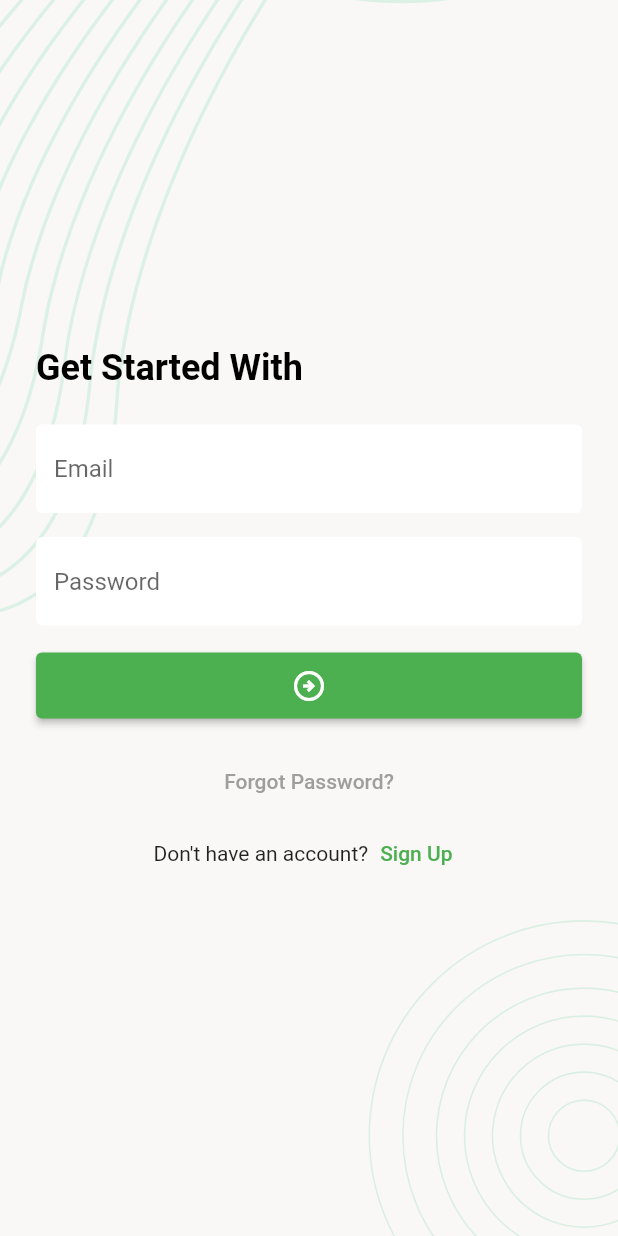
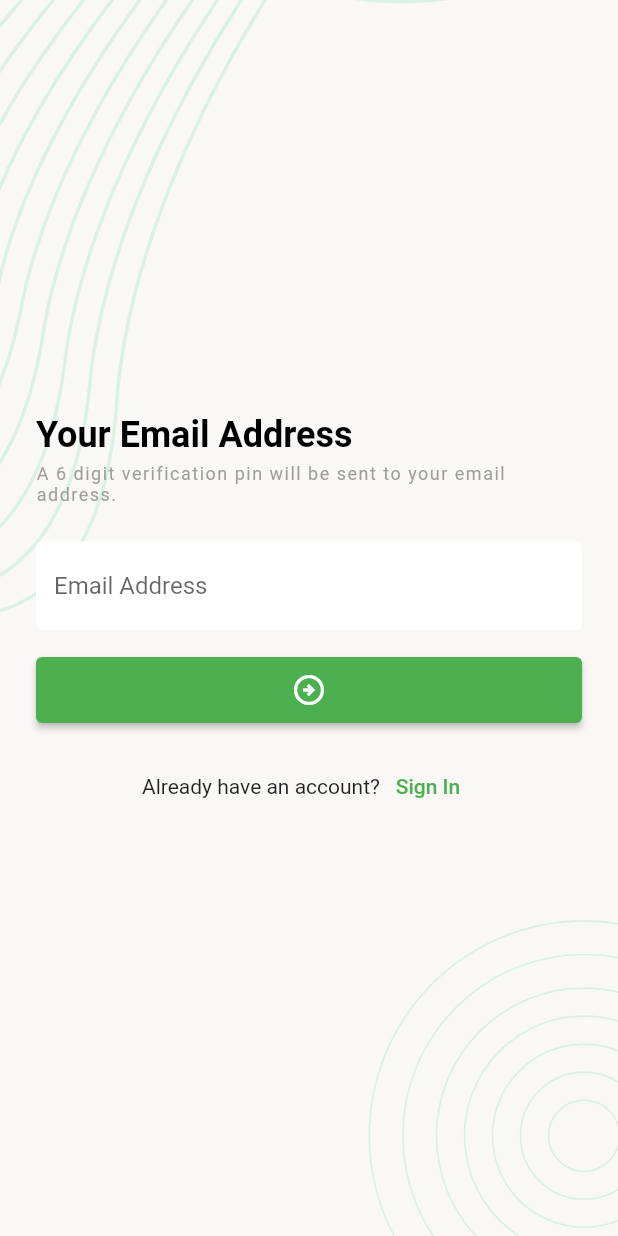
Before and after one commit to arif-srabon/TaskManager, a Flutter app: the screen it shows after launch, after a tap on "Forgot Password?", on a phone screen of 412 x 824 dp. Run offline on Flutter 3.47's test engine with Material 2 defaults, Android fonts, the phone set to English and light mode, and no system bars; our stand-ins replace flutter_svg.

Commit message:
verify email screen done

```diff
--- a/lib/ui/screens/login.dart
+++ b/lib/ui/screens/login.dart
@@ -1,5 +1,6 @@
 import 'package:flutter/material.dart';
 import 'package:task_manager/ui/screens/sign_up_screen.dart';
+import 'package:task_manager/ui/screens/verify_with_email_screen.dart';
 import 'package:task_manager/ui/utils/text_styles.dart';
 import 'package:task_manager/ui/widgets/app_elevated_button.dart';
 import 'package:task_manager/ui/widgets/app_text_button_widget.dart';
@@ -56,7 +57,12 @@ class _LoginScreenState extends State<LoginScreen> {
             ),
             Center(
               child: TextButton(
-                  onPressed: () {},
+                  onPressed: () {
+                    Navigator.push(
+                        context,
+                        MaterialPageRoute(
+                            builder: (context) => VerifyWithEmailScreen()));
+                  },
                   child: const Text(
                     'Forgot Password?',
                     style: TextStyle(color: Colors.grey),
@@ -66,10 +72,8 @@ class _LoginScreenState extends State<LoginScreen> {
               textTitle: "Don't have an account?",
               textButton: "Sign Up",
               onTap: () {
-                Navigator.push(
-                    context,
-                    MaterialPageRoute(
-                        builder: (context) => SignUpScreen()));
+                Navigator.push(context,
+                    MaterialPageRoute(builder: (context) => SignUpScreen()));
               },
             )
           ],
--- /dev/null
+++ b/lib/ui/screens/verify_with_email_screen.dart
@@ -0,0 +1,64 @@
+
+import 'package:flutter/material.dart';
+import 'package:task_manager/ui/utils/text_styles.dart';
+import 'package:task_manager/ui/widgets/app_elevated_button.dart';
+import 'package:task_manager/ui/widgets/app_text_button_widget.dart';
+import 'package:task_manager/ui/widgets/app_text_field_widget.dart';
+import 'package:task_manager/ui/widgets/screen_background_widget.dart';
+
+class VerifyWithEmailScreen extends StatefulWidget {
+  const VerifyWithEmailScreen({Key? key}) : super(key: key);
+
+  @override
+  State<VerifyWithEmailScreen> createState() => _VerifyWithEmailScreenState();
+}
+
+class _VerifyWithEmailScreenState extends State<VerifyWithEmailScreen> {
+  @override
+  Widget build(BuildContext context) {
+    return Scaffold(
+      body: ScreenBackgroud(
+        widget: SafeArea(
+          child: Padding(
+            padding: const EdgeInsets.all(24),
+            child: Column(
+              crossAxisAlignment: CrossAxisAlignment.start,
+              mainAxisAlignment: MainAxisAlignment.center,
+              children: [
+                Text('Your Email Address', style: screenTitleTextStyle,),
+                const SizedBox(
+                  height: 5,
+                ),
+                Text('A 6 digit verification pin will be sent to your email address.', style: screenSubTitleTextStyle,),
+                const SizedBox(
+                  height: 24,
+                ),
+                AppTextFieldWidget(
+                  hintText: 'Email Address',
+                  controller: TextEditingController(),
+                ),
+                const SizedBox(
+                  height: 16,
+                ),
+                AppElevatedButton(
+                    child: Icon(Icons.arrow_circle_right_outlined),
+                    onTap: (){}
+                ),
+                const SizedBox(
+                  height: 16,
+                ),
+                AppTextButton(
+                  textTitle: "Already have an account?",
+                  textButton: "Sign In",
+                  onTap: () {
+                    Navigator.pop(context);
+                  },
+                )
+              ],
+            ),
+          ),
+        ),
+      ),
+    );
+  }
+}
--- a/lib/ui/utils/text_styles.dart
+++ b/lib/ui/utils/text_styles.dart
@@ -4,5 +4,11 @@ TextStyle screenTitleTextStyle = TextStyle(
     fontSize: 24,
     fontWeight: FontWeight.w600,
     color: Colors.black
+);
 
+TextStyle screenSubTitleTextStyle = TextStyle(
+    fontSize: 12,
+    fontWeight: FontWeight.w400,
+    color: Colors.grey,
+    letterSpacing: 1
 );
```
